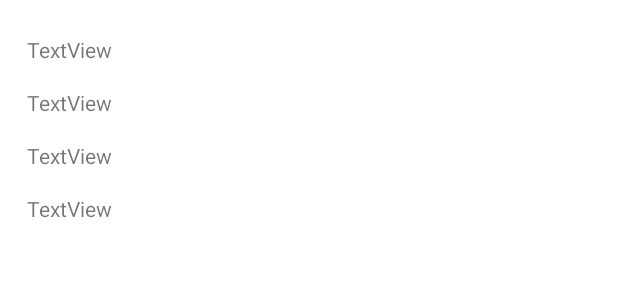
After one commit to krueger100/CQMobile, an Android app: the layout item.xml on its own in the app's theme, with its tools: preview values and no code run, on a phone screen of 412 x 824 dp. The commit adds this screen. Shown: the top 300 px of the screen. Run offline under Robolectric (Android 15) with nearby library versions, the phone set to English and light mode, and no system bars.

Commit message:
11/19/24 -2nd pushed

```diff
--- a/app/build.gradle.kts
+++ b/app/build.gradle.kts
@@ -70,6 +70,9 @@ dependencies {
     implementation("androidx.paging:paging-runtime:3.1.1") // Paging Library
     implementation("com.google.firebase:firebase-database:20.0.5") // Firebase Realtime Database
 
+    implementation ("com.squareup.retrofit2:retrofit:2.11.0");
+    implementation("com.android.volley:volley:1.2.1")
+    implementation ("com.google.code.gson:gson:2.11.0")
 
 
 
--- /dev/null
+++ b/app/src/main/res/layout/item.xml
@@ -0,0 +1,64 @@
+<?xml version="1.0" encoding="utf-8"?>
+<androidx.constraintlayout.widget.ConstraintLayout xmlns:android="http://schemas.android.com/apk/res/android"
+    xmlns:app="http://schemas.android.com/apk/res-auto"
+    xmlns:tools="http://schemas.android.com/tools"
+    android:layout_width="match_parent"
+    android:layout_margin="15dp"
+    android:layout_height="wrap_content">
+
+    <androidx.cardview.widget.CardView
+        android:layout_width="409dp"
+        android:layout_height="match_parent"
+        app:layout_constraintEnd_toEndOf="parent"
+        app:layout_constraintHorizontal_bias="0.5"
+        app:layout_constraintStart_toStartOf="parent"
+        app:layout_constraintTop_toTopOf="parent">
+
+        <androidx.constraintlayout.widget.ConstraintLayout
+            android:layout_width="match_parent"
+            android:layout_height="match_parent">
+
+            <TextView
+                android:id="@+id/title_tv"
+                android:layout_width="wrap_content"
+                android:layout_height="wrap_content"
+                android:layout_marginStart="16dp"
+                android:layout_marginTop="16dp"
+                android:text="TextView"
+                app:layout_constraintStart_toStartOf="parent"
+                app:layout_constraintTop_toBottomOf="@+id/id_tv" />
+
+            <TextView
+                android:id="@+id/id_tv"
+                android:layout_width="wrap_content"
+                android:layout_height="wrap_content"
+                android:layout_marginStart="16dp"
+                android:layout_marginTop="16dp"
+                android:text="TextView"
+                app:layout_constraintStart_toStartOf="parent"
+                app:layout_constraintTop_toBottomOf="@+id/user_id_tv" />
+
+            <TextView
+                android:id="@+id/body_tv"
+                android:layout_width="wrap_content"
+                android:layout_height="wrap_content"
+                android:layout_marginStart="16dp"
+                android:layout_marginTop="16dp"
+                android:text="TextView"
+                app:layout_constraintStart_toStartOf="parent"
+                app:layout_constraintTop_toBottomOf="@+id/title_tv" />
+
+            <TextView
+                android:id="@+id/user_id_tv"
+                android:layout_width="wrap_content"
+                android:layout_height="wrap_content"
+                android:layout_marginStart="16dp"
+                android:layout_marginTop="8dp"
+                android:text="TextView"
+                app:layout_constraintStart_toStartOf="parent"
+                app:layout_constraintTop_toTopOf="parent" />
+
+        </androidx.constraintlayout.widget.ConstraintLayout>
+
+    </androidx.cardview.widget.CardView>
+</androidx.constraintlayout.widget.ConstraintLayout>
```
Also changed, not shown: app/src/main/java/com/example/cq_mobile/MainActivity.java (+6 -6 lines), app/src/main/java/com/example/cq_mobile/ui/home/CheckInFolder/CheckInManager.java (deleted, +0 -67 lines), app/src/main/java/com/example/cq_mobile/ui/home/HomeFragment.java (+41 -12 lines), app/src/main/java/com/example/cq_mobile/ui/home/ViewListFolder/CheckInBottomSheetFragment.java (deleted, +0 -147 lines), app/src/main/java/com/example/cq_mobile/ui/home/ViewListFolder/CheckInData.java (deleted, +0 -31 lines), app/src/main/java/com/example/cq_mobile/ui/home/ViewListFolder/JSONPlaceholder.java (added, +41 -0 lines), app/src/main/java/com/example/cq_mobile/ui/home/ViewListFolder/Post.java (added, +28 -0 lines), app/src/main/java/com/example/cq_mobile/ui/home/ViewListFolder/PostAdapter.java (added, +60 -0 lines), app/src/main/java/com/example/cq_mobile/ui/home/ViewListFolder/RecyclerViewBottomSheetFragment.java (added, +71 -0 lines), app/src/main/res/layout/fragment_bottom_sheet.xml (+3 -25 lines).
